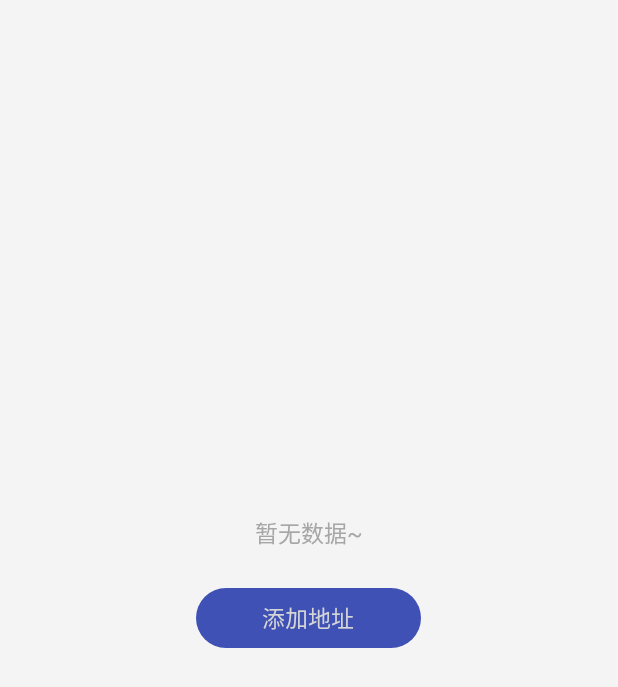
After one commit to 13616632061/merchantincome, an Android app: the layout empty_data_layout.xml on its own in the app's theme, with its tools: preview values and no code run, on a phone screen of 412 x 824 dp. The commit adds this screen. Shown: the top 687 px of the screen. Run offline under Robolectric (Android 15) with nearby library versions, the phone set to English and light mode, and no system bars.

Commit message:
处理空数据

```diff
--- a/app/src/main/java/yzx/com/merchantincome/api/ApiConstant.java
+++ b/app/src/main/java/yzx/com/merchantincome/api/ApiConstant.java
@@ -8,8 +8,8 @@ public class ApiConstant {
     /**
      * 接口根地址(域名)
      */
-//    public static final String BASE_SERVER_URL = "http://swoole.czxshop.com/";//（正式）
-    public static final String BASE_SERVER_URL = "http://bbs.czxshop.com/";//(测试)
+    public static final String BASE_SERVER_URL = "http://swoole.czxshop.com/";//（正式）
+//    public static final String BASE_SERVER_URL = "http://bbs.czxshop.com/";//(测试)
 
     /**
      * 接口api
--- a/app/src/main/java/yzx/com/merchantincome/ui/activity/introducer/contract/IntroducerContract.java
+++ b/app/src/main/java/yzx/com/merchantincome/ui/activity/introducer/contract/IntroducerContract.java
@@ -13,6 +13,9 @@ public interface IntroducerContract {
     interface View {
         //初始化适配器
         IntroducerAdapter initAdapter();
+
+        //设置空视图
+        android.view.View setEmptyView();
     }
 
     interface Presenter {
--- a/app/src/main/java/yzx/com/merchantincome/ui/fragment/orderList/presenter/OrderListPresenter.java
+++ b/app/src/main/java/yzx/com/merchantincome/ui/fragment/orderList/presenter/OrderListPresenter.java
@@ -79,6 +79,7 @@ public class OrderListPresenter extends BasePresenter<OrderListFragment> impleme
                 status = new int[]{2, 3};
                 break;
         }
+        mAdapter.isUseEmpty(false);
         addSubscription(mModel.getOrderInfo(mPage, status), new SubscriberCallBack<OrderInfo>() {
             @Override
             protected void onSuccess(OrderInfo response) {
@@ -87,12 +88,15 @@ public class OrderListPresenter extends BasePresenter<OrderListFragment> impleme
                 }
                 mView.setRefreshing(false);
                 mData.addAll(response.getResult().getData());
-                mAdapter.notifyDataSetChanged();
                 if (mPage < mView.getPageRowNumber(response.getResult().getTotal())) {
                     mAdapter.loadMoreComplete();
                 } else {
                     mAdapter.loadMoreEnd();
                 }
+                if (mData.size() <= 0) {
+                    mAdapter.setEmptyView(mView.setEmptyView());
+                }
+                mAdapter.notifyDataSetChanged();
             }
 
             @Override
--- a/app/src/main/res/values/strings.xml
+++ b/app/src/main/res/values/strings.xml
@@ -97,5 +97,6 @@
     <string name="handler_success">操作成功</string>
     <string name="introducer">介绍人</string>
     <string name="recommender">邀请人</string>
+    <string name="no_order_data">暂无订单数据</string>
 
 </resources>
--- /dev/null
+++ b/library/src/main/java/com/library/weight/EmptyDataLayout.java
@@ -0,0 +1,112 @@
+package com.library.weight;
+
+import android.content.Context;
+import android.graphics.Color;
+import android.text.TextUtils;
+import android.util.AttributeSet;
+import android.view.LayoutInflater;
+import android.widget.ImageView;
+import android.widget.RelativeLayout;
+import android.widget.TextView;
+
+import com.library.R;
+
+
+/**
+ * Created by Gavin.J on 2018/3/16.
+ * 空数据自定义view
+ */
+
+public class EmptyDataLayout extends RelativeLayout {
+
+    private TextView empty_btn;
+    private TextView empty_tv;
+    private ImageView empty_image;
+    private RelativeLayout emptydata_layout;
+
+    public EmptyDataLayout(Context context, AttributeSet attrs) {
+        super(context, attrs);
+        LayoutInflater.from(context).inflate(R.layout.emptydata_view, this);
+
+        empty_btn = (TextView) findViewById(R.id.empty_btn);
+        empty_tv = (TextView) findViewById(R.id.empty_tv);
+        empty_image = (ImageView) findViewById(R.id.empty_image);
+        emptydata_layout = (RelativeLayout) findViewById(R.id.emptydata_layout);
+    }
+
+    /**
+     * 按钮点击事件
+     *
+     * @param onClickListener
+     */
+    public void setEmpty_btnOnClickListener(OnClickListener onClickListener) {
+        empty_btn.setOnClickListener(onClickListener);
+    }
+
+    /**
+     * 按钮文字内容
+     *
+     * @param string
+     */
+    public void setEmpty_btnText(String string) {
+        if (TextUtils.isEmpty(string)) {
+            empty_btn.setVisibility(INVISIBLE);
+        } else {
+            empty_btn.setText(string);
+        }
+    }
+
+    public void setEmpty_btnText(String string, int type) {
+        if (TextUtils.isEmpty(string)) {
+            empty_btn.setVisibility(INVISIBLE);
+        } else {
+            empty_btn.setVisibility(VISIBLE);
+            empty_btn.setText(string);
+            if (type == 1) {
+//                empty_btn.setBackgroundResource(R.drawable.background_whilte_black_border_corner);
+                empty_btn.setTextColor(Color.parseColor("#a6a6a6"));
+            }
+        }
+    }
+
+    /**
+     * 提示文字内容
+     *
+     * @param string
+     */
+    public void setEmpty_tvText(String string) {
+        empty_tv.setText(string);
+
+    }
+
+    /**
+     * 设置图片内容
+     *
+     * @param Rid
+     */
+    public void setEmpty_imageSrc(int Rid) {
+        empty_image.setImageResource(Rid);
+    }
+
+    /**
+     * 修改背景色
+     *
+     * @param Res
+     */
+    public void setEmptyLayoutBackgroundColor(int Res) {
+        emptydata_layout.setBackgroundResource(Res);
+    }
+
+    /**
+     * 设置空图是否显示
+     *
+     * @param visiable
+     */
+    public void setEmpty_imageVisiable(boolean visiable) {
+        if (visiable) {
+            empty_image.setVisibility(VISIBLE);
+        } else {
+            empty_image.setVisibility(INVISIBLE);
+        }
+    }
+}
--- /dev/null
+++ b/library/src/main/res/drawable/btn_yellow_reg_corner.xml
@@ -0,0 +1,17 @@
+<?xml version="1.0" encoding="utf-8"?>
+<shape xmlns:android="http://schemas.android.com/apk/res/android">
+    <!-- 四个角全部是圆角边框  -->
+    <!-- <solid android:color>设置了背景颜色。
+         android:topLeftRadius、android:topRightRadius、android:bottomLeftRadius、android:bottomRightRadius
+                        分别是左上角、右上角、左下角、右下角的半径值，设置了半径值，相应的角就是圆角，半径值越大，圆角就越大。
+         <stroke>设置边界属性，如边界的宽度、颜色等。
+    -->
+    <solid android:color="@color/colorPrimary" />
+
+    <corners
+        android:bottomLeftRadius="100dp"
+        android:bottomRightRadius="100dp"
+        android:topLeftRadius="100dp"
+        android:topRightRadius="100dp" />
+
+</shape>
--- /dev/null
+++ b/library/src/main/res/layout/empty_data_layout.xml
@@ -0,0 +1,11 @@
+<?xml version="1.0" encoding="utf-8"?>
+<LinearLayout xmlns:android="http://schemas.android.com/apk/res/android"
+    android:layout_width="match_parent"
+    android:layout_height="match_parent">
+    <com.library.weight.EmptyDataLayout
+        android:id="@+id/empty_data_layout"
+        android:layout_width="match_parent"
+        android:layout_height="match_parent">
+    </com.library.weight.EmptyDataLayout>
+
+</LinearLayout>
--- /dev/null
+++ b/library/src/main/res/layout/emptydata_view.xml
@@ -0,0 +1,36 @@
+<?xml version="1.0" encoding="utf-8"?>
+<RelativeLayout xmlns:android="http://schemas.android.com/apk/res/android"
+    android:layout_width="match_parent"
+    android:layout_height="match_parent"
+    android:id="@+id/emptydata_layout"
+    android:background="@color/background_color">
+
+    <TextView
+        android:id="@+id/empty_btn"
+        android:textSize="15sp"
+        android:text="添加地址"
+        android:textColor="@color/white"
+        android:background="@drawable/btn_yellow_reg_corner"
+        android:layout_centerInParent="true"
+        android:gravity="center"
+        android:layout_width="150dp"
+        android:layout_height="40dp" />
+    <TextView
+        android:id="@+id/empty_tv"
+        android:layout_marginBottom="25dp"
+        android:textColor="#a6a6a6"
+        android:layout_marginTop="10dp"
+        android:layout_above="@id/empty_btn"
+        android:layout_centerHorizontal="true"
+        android:textSize="15sp"
+        android:text="暂无数据~"
+        android:layout_width="wrap_content"
+        android:layout_height="wrap_content" />
+    <ImageView
+        android:id="@+id/empty_image"
+        android:layout_centerHorizontal="true"
+        android:layout_above="@id/empty_tv"
+        android:layout_width="wrap_content"
+        android:layout_height="wrap_content" />
+
+</RelativeLayout>
--- a/library/src/main/res/values/colors.xml
+++ b/library/src/main/res/values/colors.xml
@@ -14,5 +14,7 @@
     <color name="whilte">#ffffff</color>
 
     <color name="color_e8e8e8">#e8e8e8</color>
+    <color name="background_color">#f5f4f4</color>
+
 
 </resources>
```
Also changed, not shown: app/src/main/java/yzx/com/merchantincome/api/ApiRetrofit.java (+20 -20 lines), app/src/main/java/yzx/com/merchantincome/ui/activity/introducer/view/IntroducerActivity.java (+12 -0 lines), app/src/main/java/yzx/com/merchantincome/ui/fragment/orderList/contract/OrderListContract.java (+6 -1 lines), app/src/main/java/yzx/com/merchantincome/ui/fragment/orderList/view/OrderListFragment.java (+16 -4 lines), app/src/main/res/layout/activity_income_rule.xml (+9 -129 lines), app/src/main/res/drawable-xxhdpi/no_data_search.png (added).
